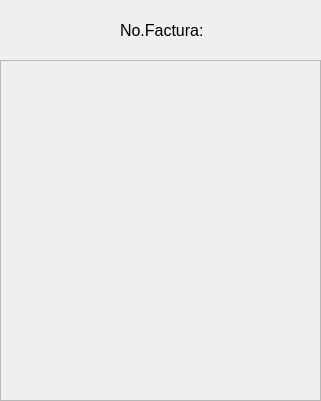
First picture: the form in ui/PantallaDetalles.ui, repository Moises024/sistema_de_caja, before the edit.
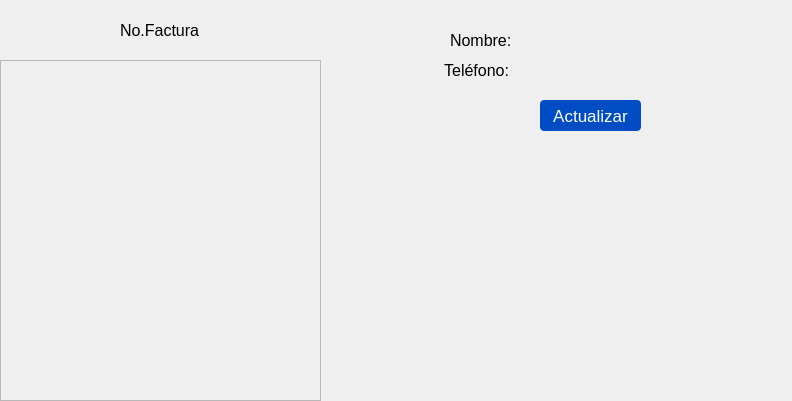
Second picture: the form after the edit.

Diff of the .ui file:
```diff
--- a/ui/PantallaDetalles.ui
+++ b/ui/PantallaDetalles.ui
@@ -6,7 +6,7 @@
    <rect>
     <x>0</x>
     <y>0</y>
-    <width>321</width>
+    <width>792</width>
     <height>401</height>
    </rect>
   </property>
@@ -51,7 +51,7 @@
     </font>
    </property>
    <property name="text">
-    <string>No.Factura:</string>
+    <string>No.Factura</string>
    </property>
   </widget>
   <widget class="QLabel" name="no_factura">
@@ -72,6 +72,100 @@
     <string/>
    </property>
   </widget>
+  <widget class="QLabel" name="nombre_text">
+   <property name="geometry">
+    <rect>
+     <x>450</x>
+     <y>30</y>
+     <width>61</width>
+     <height>21</height>
+    </rect>
+   </property>
+   <property name="font">
+    <font>
+     <pointsize>12</pointsize>
+    </font>
+   </property>
+   <property name="text">
+    <string>Nombre:</string>
+   </property>
+  </widget>
+  <widget class="QLabel" name="telefono_text">
+   <property name="geometry">
+    <rect>
+     <x>440</x>
+     <y>60</y>
+     <width>81</width>
+     <height>21</height>
+    </rect>
+   </property>
+   <property name="font">
+    <font>
+     <pointsize>12</pointsize>
+    </font>
+   </property>
+   <property name="text">
+    <string> Teléfono:</string>
+   </property>
+  </widget>
+  <widget class="QLabel" name="detalle_nombre">
+   <property name="geometry">
+    <rect>
+     <x>520</x>
+     <y>30</y>
+     <width>181</width>
+     <height>21</height>
+    </rect>
+   </property>
+   <property name="font">
+    <font>
+     <pointsize>11</pointsize>
+    </font>
+   </property>
+   <property name="text">
+    <string/>
+   </property>
+  </widget>
+  <widget class="QLabel" name="detalle_telefono">
+   <property name="geometry">
+    <rect>
+     <x>520</x>
+     <y>60</y>
+     <width>161</width>
+     <height>21</height>
+    </rect>
+   </property>
+   <property name="font">
+    <font>
+     <pointsize>11</pointsize>
+    </font>
+   </property>
+   <property name="text">
+    <string/>
+   </property>
+  </widget>
+  <widget class="QPushButton" name="btn_detalle_actualizar">
+   <property name="geometry">
+    <rect>
+     <x>540</x>
+     <y>100</y>
+     <width>101</width>
+     <height>31</height>
+    </rect>
+   </property>
+   <property name="styleSheet">
+    <string notr="true">color: rgb(255, 255, 255);
+
+color: rgb(255, 255, 255);
+font-size: 17px;
+border-radius: 4px;
+
+background-color: #004cc5;</string>
+   </property>
+   <property name="text">
+    <string>Actualizar</string>
+   </property>
+  </widget>
  </widget>
  <resources/>
  <connections/>
```
